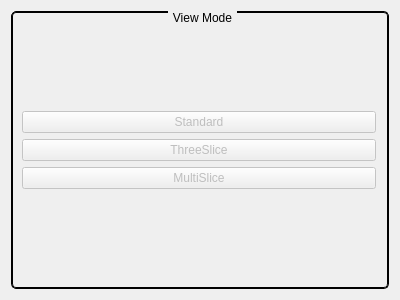
First picture: the form in ui/modecontrolwidget.ui, repository mareuter/PVMockupGui, before the edit.
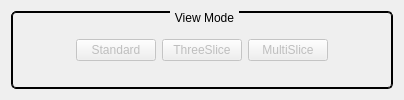
Second picture: the form after the edit.

Commit message: Orienting mode buttons horizontally.

What changed in the file:
```diff
--- a/ui/modecontrolwidget.ui
+++ b/ui/modecontrolwidget.ui
@@ -6,8 +6,8 @@
    <rect>
     <x>0</x>
     <y>0</y>
-    <width>400</width>
-    <height>300</height>
+    <width>404</width>
+    <height>100</height>
    </rect>
   </property>
   <property name="sizePolicy">
@@ -25,7 +25,7 @@
   <property name="windowTitle">
    <string>ModeControlWidget</string>
   </property>
-  <layout class="QGridLayout" name="gridLayout_3">
+  <layout class="QGridLayout" name="gridLayout_2">
    <item row="0" column="0">
     <widget class="QGroupBox" name="modeControlBox">
      <property name="styleSheet">
@@ -50,26 +50,23 @@
      <property name="flat">
       <bool>false</bool>
      </property>
-     <layout class="QGridLayout" name="gridLayout_2">
-      <property name="leftMargin">
-       <number>9</number>
-      </property>
-      <item row="0" column="0">
+     <layout class="QVBoxLayout" name="verticalLayout">
+      <item>
        <layout class="QGridLayout" name="gridLayout">
         <item row="0" column="0">
          <spacer name="verticalSpacer">
           <property name="orientation">
-           <enum>Qt::Vertical</enum>
+           <enum>Qt::Horizontal</enum>
           </property>
           <property name="sizeHint" stdset="0">
            <size>
-            <width>20</width>
-            <height>40</height>
+            <width>40</width>
+            <height>20</height>
            </size>
           </property>
          </spacer>
         </item>
-        <item row="1" column="0">
+        <item row="0" column="1">
          <widget class="QPushButton" name="standardButton">
           <property name="enabled">
            <bool>false</bool>
@@ -79,7 +76,7 @@
           </property>
          </widget>
         </item>
-        <item row="2" column="0">
+        <item row="0" column="2">
          <widget class="QPushButton" name="threeSliceButton">
           <property name="enabled">
            <bool>false</bool>
@@ -89,7 +86,7 @@
           </property>
          </widget>
         </item>
-        <item row="3" column="0">
+        <item row="0" column="3">
          <widget class="QPushButton" name="multiSliceButton">
           <property name="enabled">
            <bool>false</bool>
@@ -99,15 +96,15 @@
           </property>
          </widget>
         </item>
-        <item row="4" column="0">
-         <spacer name="verticalSpacer_2">
+        <item row="0" column="4">
+         <spacer name="horizontalSpacer_2">
           <property name="orientation">
-           <enum>Qt::Vertical</enum>
+           <enum>Qt::Horizontal</enum>
           </property>
           <property name="sizeHint" stdset="0">
            <size>
-            <width>20</width>
-            <height>40</height>
+            <width>40</width>
+            <height>20</height>
            </size>
           </property>
          </spacer>
```
Left out of the diff: 2 changed lines with no effect on the pictures.
